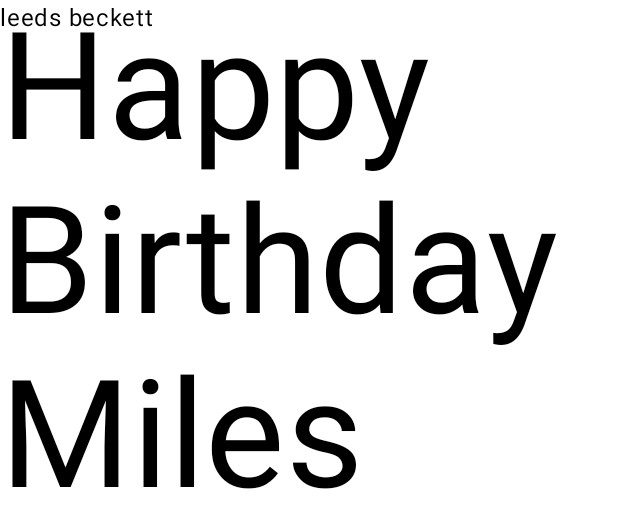
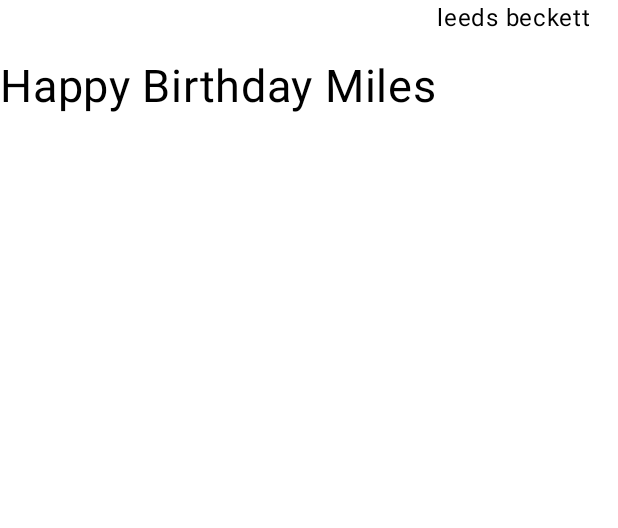
Before and after one commit to MilesEDev/cloneAndroidRepo, an Android app built with Jetpack Compose: the @Preview function GreetingPreview, on a phone screen of 412 x 824 dp. Shown: the top 528 px of the screen. Run offline under Robolectric (Android 15) with nearby library versions, the phone set to English and light mode, and no system bars.

Commit message:
added comment to row format

```diff
--- a/HappyBirthday/app/src/main/java/com/example/happybirthday/MainActivity.kt
+++ b/HappyBirthday/app/src/main/java/com/example/happybirthday/MainActivity.kt
@@ -3,6 +3,7 @@
 import android.os.Bundle
 import androidx.activity.ComponentActivity
 import androidx.activity.compose.setContent
+import androidx.compose.foundation.layout.Row
 import androidx.compose.foundation.layout.fillMaxSize
 import androidx.compose.material3.MaterialTheme
 import androidx.compose.material3.Surface
@@ -34,16 +35,21 @@
 @Composable /*composable added to allow for composables like text to be added */
 fun GreetingText(message: String ,from: String,modifier: Modifier = Modifier){
 
-    Text( /* added composable text function */
+    Row {/*the row function with trailing lambda syntax to organise text in a row*/
+        Text(
+            /* added composable text function */
             text = message,
-        fontSize = 100.sp, /* sp here is scalable pixel means that it will work for different
+            fontSize = 30.sp,
+            /* sp here is scalable pixel means that it will work for different
                     screen resoloutions and user prefered font sizes*/
-        lineHeight = 116.sp, /* set to 116 so that it fills whole char size and leaves a bit
+            lineHeight = 116.sp,
+            /* set to 116 so that it fills whole char size and leaves a bit
                     of white space as well between lines */
         )
         Text(
-        text=from
+            text = from
         )
+    }
 
 
 }
```
Lines whose indentation alone changed are shown as unchanged.
